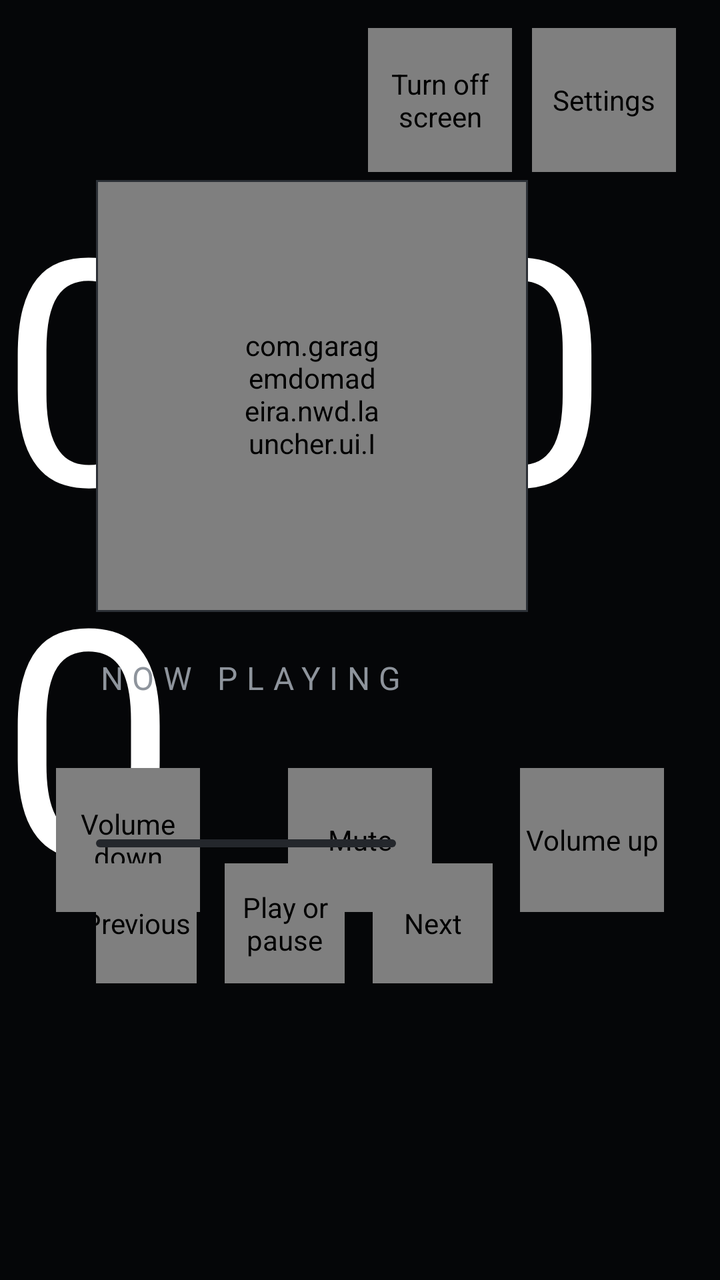
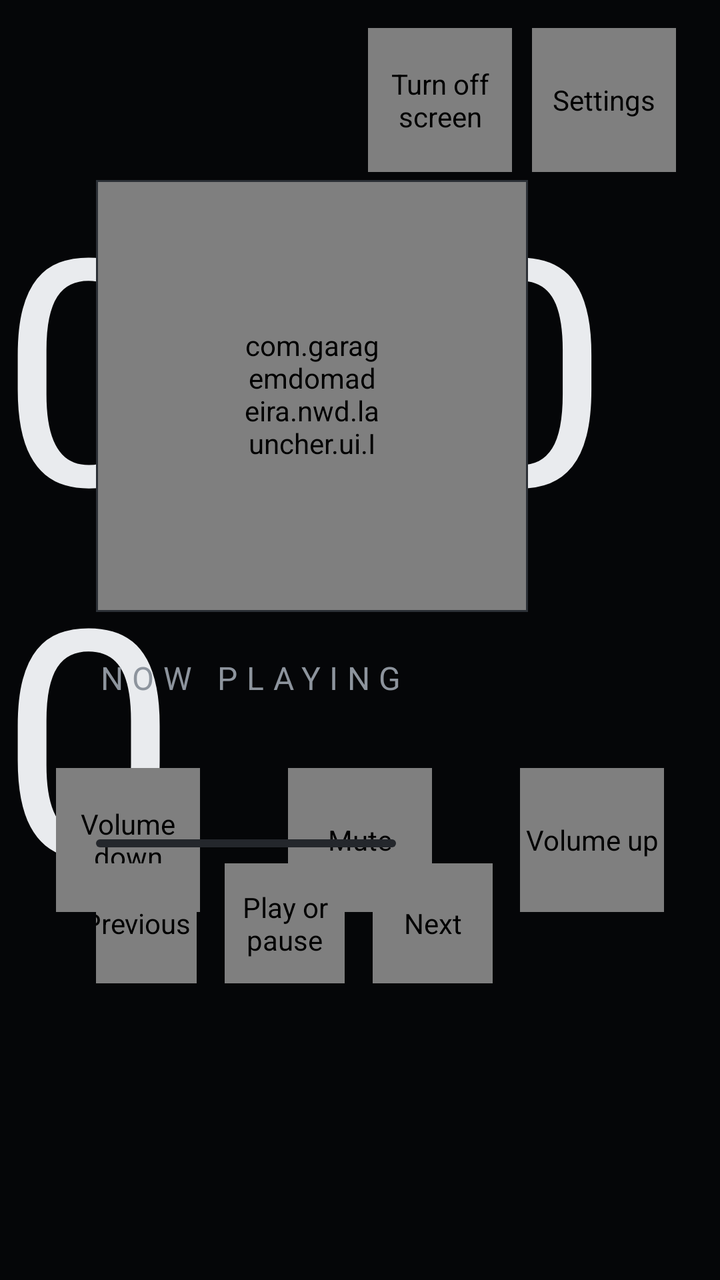

Compare the two renders of this Android layout. The source of the first and the diff that turns it into the second are given below.
<!-- AndroidManifest.xml: application theme AppTheme -->
<!-- res/layout/activity_home.xml -->
<?xml version="1.0" encoding="utf-8"?>
<FrameLayout xmlns:android="http://schemas.android.com/apk/res/android"
    android:id="@+id/home_root"
    android:layout_width="match_parent"
    android:layout_height="match_parent"
    android:background="#FF050608">

    
    <View
        android:id="@+id/home_space"
        android:layout_width="match_parent"
        android:layout_height="match_parent" />

    
    <com.garagemdomadeira.nwd.launcher.ui.IconView
        android:id="@+id/screen_off_button"
        android:layout_width="72dp"
        android:layout_height="72dp"
        android:layout_gravity="top|right"
        android:layout_marginRight="104dp"
        android:layout_marginTop="14dp"
        android:contentDescription="@string/home_screen_off" />

    <com.garagemdomadeira.nwd.launcher.ui.IconView
        android:id="@+id/settings_button"
        android:layout_width="72dp"
        android:layout_height="72dp"
        android:layout_gravity="top|right"
        android:layout_marginRight="22dp"
        android:layout_marginTop="14dp"
        android:contentDescription="@string/home_settings" />

    
    <LinearLayout
        android:id="@+id/clock_block"
        android:layout_width="wrap_content"
        android:layout_height="wrap_content"
        android:layout_gravity="center_horizontal"
        android:layout_marginTop="96dp"
        android:clickable="true"
        android:gravity="center_horizontal"
        android:orientation="vertical">

        <TextView
            android:id="@+id/clock_time"
            android:layout_width="wrap_content"
            android:layout_height="wrap_content"
            android:includeFontPadding="false"
            android:text="00:00"
            android:textColor="#FFFFFFFF"
            android:textSize="158sp" />

        <TextView
            android:id="@+id/clock_date"
            android:layout_width="wrap_content"
            android:layout_height="wrap_content"
            android:layout_marginTop="10dp"
            android:includeFontPadding="false"
            android:textColor="#FFC9CCD1"
            android:textSize="30sp" />
    </LinearLayout>

    
    <LinearLayout
        android:id="@+id/voltage"
        android:layout_width="wrap_content"
        android:layout_height="72dp"
        android:layout_marginLeft="44dp"
        android:layout_marginTop="14dp"
        android:contentDescription="@string/home_battery_voltage"
        android:gravity="center_vertical"
        android:orientation="horizontal"
        android:visibility="gone">

        <com.garagemdomadeira.nwd.launcher.ui.IconView
            android:id="@+id/voltage_icon"
            android:layout_width="44dp"
            android:layout_height="44dp"
            android:clickable="false"
            android:focusable="false" />

        <TextView
            android:id="@+id/voltage_text"
            android:layout_width="wrap_content"
            android:layout_height="wrap_content"
            android:layout_marginLeft="14dp"
            android:includeFontPadding="false"
            android:textColor="@color/text"
            android:textSize="28sp" />
    </LinearLayout>

    
    <LinearLayout
        android:id="@+id/volume_row"
        android:layout_width="wrap_content"
        android:layout_height="wrap_content"
        android:layout_gravity="center_horizontal"
        android:layout_marginTop="384dp"
        android:gravity="center_vertical"
        android:orientation="horizontal">

        <com.garagemdomadeira.nwd.launcher.ui.IconView
            android:id="@+id/volume_down"
            android:layout_width="72dp"
            android:layout_height="72dp"
            android:contentDescription="@string/home_volume_down" />

        <com.garagemdomadeira.nwd.launcher.ui.IconView
            android:id="@+id/volume_mute"
            android:layout_width="72dp"
            android:layout_height="72dp"
            android:layout_marginLeft="44dp"
            android:layout_marginRight="44dp"
            android:contentDescription="@string/home_mute" />

        <com.garagemdomadeira.nwd.launcher.ui.IconView
            android:id="@+id/volume_up"
            android:layout_width="72dp"
            android:layout_height="72dp"
            android:contentDescription="@string/home_volume_up" />
    </LinearLayout>

    
    <LinearLayout
        android:id="@+id/now_playing"
        android:layout_width="400dp"
        android:layout_height="wrap_content"
        android:layout_marginLeft="34dp"
        android:layout_marginTop="76dp"
        android:clickable="true"
        android:orientation="vertical"
        android:padding="14dp">

        
        <FrameLayout
            android:layout_width="216dp"
            android:layout_height="216dp"
            android:layout_marginBottom="22dp"
            android:background="@drawable/art_frame"
            android:padding="1dp">

            <com.garagemdomadeira.nwd.launcher.ui.IconView
                android:id="@+id/np_art_icon"
                android:layout_width="match_parent"
                android:layout_height="match_parent"
                android:clickable="false"
                android:focusable="false"
                android:padding="72dp" />

            <ImageView
                android:id="@+id/np_art"
                android:layout_width="match_parent"
                android:layout_height="match_parent"
                android:contentDescription="@string/home_cover"
                android:scaleType="centerCrop"
                android:visibility="gone" />
        </FrameLayout>

        <TextView
            android:id="@+id/np_label"
            android:layout_width="match_parent"
            android:layout_height="wrap_content"
            android:ellipsize="end"
            android:letterSpacing="0.28"
            android:singleLine="true"
            android:text="@string/home_now_playing"
            android:textColor="#FF8E949C"
            android:textSize="16sp" />

        <TextView
            android:id="@+id/np_line1"
            android:layout_width="match_parent"
            android:layout_height="wrap_content"
            android:layout_marginTop="12dp"
            android:ellipsize="end"
            android:includeFontPadding="false"
            android:singleLine="true"
            android:textColor="#FFFFFFFF"
            android:textSize="36sp" />

        <TextView
            android:id="@+id/np_line2"
            android:layout_width="match_parent"
            android:layout_height="wrap_content"
            android:layout_marginTop="6dp"
            android:ellipsize="end"
            android:singleLine="true"
            android:textColor="#FF8E949C"
            android:textSize="24sp"
            android:visibility="gone" />

        
        <FrameLayout
            android:id="@+id/np_progress_track"
            android:layout_width="150dp"
            android:layout_height="4dp"
            android:layout_marginTop="16dp"
            android:background="@drawable/progress_track">

            <View
                android:id="@+id/np_progress"
                android:layout_width="match_parent"
                android:layout_height="match_parent"
                android:background="@drawable/progress_fill"
                android:scaleX="0"
                android:transformPivotX="0px" />
        </FrameLayout>

        <LinearLayout
            android:id="@+id/np_controls"
            android:layout_width="wrap_content"
            android:layout_height="60dp"
            android:layout_marginLeft="-10dp"
            android:layout_marginTop="8dp"
            android:gravity="center_vertical"
            android:orientation="horizontal">

            <com.garagemdomadeira.nwd.launcher.ui.IconView
                android:id="@+id/np_prev"
                android:layout_width="60dp"
                android:layout_height="60dp"
                android:contentDescription="@string/home_previous" />

            <com.garagemdomadeira.nwd.launcher.ui.IconView
                android:id="@+id/np_play"
                android:layout_width="60dp"
                android:layout_height="60dp"
                android:layout_marginLeft="14dp"
                android:layout_marginRight="14dp"
                android:contentDescription="@string/home_play_pause" />

            <com.garagemdomadeira.nwd.launcher.ui.IconView
                android:id="@+id/np_next"
                android:layout_width="60dp"
                android:layout_height="60dp"
                android:contentDescription="@string/home_next" />
        </LinearLayout>
    </LinearLayout>

    
    <LinearLayout
        android:id="@+id/card_call"
        android:layout_width="420dp"
        android:layout_height="220dp"
        android:layout_marginLeft="36dp"
        android:layout_marginTop="300dp"
        android:background="@drawable/panel"
        android:clickable="true"
        android:gravity="center"
        android:orientation="vertical"
        android:padding="16dp"
        android:visibility="gone">

        <TextView
            android:id="@+id/call_state"
            android:layout_width="wrap_content"
            android:layout_height="wrap_content"
            android:letterSpacing="0.2"
            android:textColor="#FF8E949C"
            android:textSize="18sp" />

        <TextView
            android:id="@+id/call_name"
            android:layout_width="wrap_content"
            android:layout_height="wrap_content"
            android:layout_marginTop="6dp"
            android:ellipsize="end"
            android:gravity="center"
            android:singleLine="true"
            android:textColor="@color/text"
            android:textSize="34sp" />

        <TextView
            android:id="@+id/call_number"
            android:layout_width="wrap_content"
            android:layout_height="wrap_content"
            android:layout_marginTop="2dp"
            android:textColor="@color/text_muted"
            android:textSize="22sp" />

        <LinearLayout
            android:layout_width="wrap_content"
            android:layout_height="wrap_content"
            android:layout_marginTop="12dp"
            android:gravity="center"
            android:orientation="horizontal">

            <TextView
                android:id="@+id/call_answer"
                style="@style/PillButton"
                android:layout_height="60dp"
                android:text="@string/home_answer"
                android:textSize="24sp" />

            <TextView
                android:id="@+id/call_hangup"
                style="@style/PillButton"
                android:layout_height="60dp"
                android:text="@string/home_hang_up"
                android:textColor="#FFFF6B6B"
                android:textSize="24sp" />
        </LinearLayout>
    </LinearLayout>

    
    <View
        android:layout_width="1dp"
        android:layout_height="270dp"
        android:layout_marginLeft="955dp"
        android:layout_marginTop="178dp"
        android:background="#FF1C1F24" />

    <LinearLayout
        android:id="@+id/fan_status"
        android:layout_width="290dp"
        android:layout_height="wrap_content"
        android:layout_marginLeft="986dp"
        android:layout_marginTop="174dp"
        android:clickable="true"
        android:contentDescription="@string/home_fan"
        android:orientation="horizontal"
        android:padding="6dp">

        <com.garagemdomadeira.nwd.launcher.ui.IconView
            android:id="@+id/fan_status_icon"
            android:layout_width="52dp"
            android:layout_height="52dp"
            android:clickable="false"
            android:focusable="false" />

        <LinearLayout
            android:layout_width="wrap_content"
            android:layout_height="wrap_content"
            android:layout_marginLeft="18dp"
            android:orientation="vertical">

            <TextView
                android:id="@+id/fan_status_title"
                android:layout_width="wrap_content"
                android:layout_height="wrap_content"
                android:includeFontPadding="false"
                android:text="@string/home_fan_caps"
                android:textColor="@color/text"
                android:textSize="30sp" />

            <LinearLayout
                android:layout_width="wrap_content"
                android:layout_height="wrap_content"
                android:layout_marginTop="10dp"
                android:gravity="center_vertical"
                android:orientation="horizontal">

                <View
                    android:id="@+id/fan_status_dot"
                    android:layout_width="12dp"
                    android:layout_height="12dp"
                    android:background="@drawable/status_dot" />

                <TextView
                    android:id="@+id/fan_status_text"
                    android:layout_width="wrap_content"
                    android:layout_height="wrap_content"
                    android:layout_marginLeft="10dp"
                    android:includeFontPadding="false"
                    android:text="@string/home_fan_off"
                    android:textColor="@color/text_muted"
                    android:textSize="22sp" />
            </LinearLayout>
        </LinearLayout>
    </LinearLayout>

    <View
        android:layout_width="225dp"
        android:layout_height="1dp"
        android:layout_marginLeft="1000dp"
        android:layout_marginTop="298dp"
        android:background="#FF1C1F24" />

    <LinearLayout
        android:id="@+id/bt_status"
        android:layout_width="290dp"
        android:layout_height="wrap_content"
        android:layout_marginLeft="986dp"
        android:layout_marginTop="342dp"
        android:clickable="true"
        android:contentDescription="@string/home_bluetooth"
        android:orientation="horizontal"
        android:padding="6dp">

        <com.garagemdomadeira.nwd.launcher.ui.IconView
            android:id="@+id/bt_status_icon"
            android:layout_width="52dp"
            android:layout_height="52dp"
            android:clickable="false"
            android:duplicateParentState="true"
            android:focusable="false" />

        <LinearLayout
            android:layout_width="wrap_content"
            android:layout_height="wrap_content"
            android:layout_marginLeft="18dp"
            android:orientation="vertical">

            <TextView
                android:id="@+id/bt_status_text"
                android:layout_width="wrap_content"
                android:layout_height="wrap_content"
                android:includeFontPadding="false"
                android:text="@string/home_bt_disconnected"
                android:textColor="@color/text"
                android:textSize="26sp" />

            <TextView
                android:id="@+id/bt_status_device"
                android:layout_width="wrap_content"
                android:layout_height="wrap_content"
                android:layout_marginTop="8dp"
                android:ellipsize="end"
                android:includeFontPadding="false"
                android:maxWidth="210dp"
                android:singleLine="true"
                android:textColor="@color/text_muted"
                android:textSize="20sp" />
        </LinearLayout>
    </LinearLayout>

    
    <View
        android:id="@+id/screen_off_overlay"
        android:layout_width="match_parent"
        android:layout_height="match_parent"
        android:background="#FF000000"
        android:clickable="true"
        android:contentDescription="@string/home_tap_to_wake"
        android:visibility="gone" />
</FrameLayout>
<!-- resources referenced by this layout -->
<resources>
  <color name="text">#FFE9EBEE</color>
  <color name="text_muted">#FF8D949D</color>
  <!-- drawable art_frame (drawable) -->
  <?xml version="1.0" encoding="utf-8"?>
  <shape xmlns:android="http://schemas.android.com/apk/res/android" android:shape="rectangle">
      <solid android:color="#FF0B0D10" />
      <stroke android:width="1dp" android:color="@color/hairline_strong" />
  </shape>
  <!-- drawable panel (drawable) -->
  <?xml version="1.0" encoding="utf-8"?>
  <shape xmlns:android="http://schemas.android.com/apk/res/android" android:shape="rectangle">
      <solid android:color="@color/surface" />
      <stroke android:width="1dp" android:color="#FF23272D" />
      <corners android:radius="22dp" />
  </shape>
  <!-- drawable progress_fill (drawable) -->
  <?xml version="1.0" encoding="utf-8"?>
  <shape xmlns:android="http://schemas.android.com/apk/res/android" android:shape="rectangle">
      <solid android:color="#FF8E949C" />
      <corners android:radius="2dp" />
  </shape>
  <!-- drawable progress_track (drawable) -->
  <?xml version="1.0" encoding="utf-8"?>
  <shape xmlns:android="http://schemas.android.com/apk/res/android" android:shape="rectangle">
      <solid android:color="#FF24272C" />
      <corners android:radius="2dp" />
  </shape>
  <!-- drawable status_dot (drawable) -->
  <?xml version="1.0" encoding="utf-8"?>
  <selector xmlns:android="http://schemas.android.com/apk/res/android">
      <item android:state_activated="true">
          <shape android:shape="oval">
              <solid android:color="@color/accent" />
          </shape>
      </item>
      <item>
          <shape android:shape="oval">
              <solid android:color="@color/text_dim" />
          </shape>
      </item>
  </selector>
  <string name="home_answer">Answer</string>
  <string name="home_battery_voltage">Battery voltage</string>
  <string name="home_bluetooth">Bluetooth</string>
  <string name="home_bt_disconnected">DISCONNECTED</string>
  <string name="home_cover">Album art</string>
  <string name="home_fan">Fan</string>
  <string name="home_fan_caps">FAN</string>
  <string name="home_fan_off">OFF</string>
  <string name="home_hang_up">Hang up</string>
  <string name="home_mute">Mute</string>
  <string name="home_next">Next</string>
  <string name="home_now_playing">NOW PLAYING</string>
  <string name="home_play_pause">Play or pause</string>
  <string name="home_previous">Previous</string>
  <string name="home_screen_off">Turn off screen</string>
  <string name="home_settings">Settings</string>
  <string name="home_tap_to_wake">Tap to turn the screen on</string>
  <string name="home_volume_down">Volume down</string>
  <string name="home_volume_up">Volume up</string>
  <style name="AppTheme" parent="@android:style/Theme.Holo.NoActionBar.Fullscreen">
          <item name="android:windowBackground">@color/background</item>
          <item name="android:colorBackground">@color/background</item>
          <item name="android:textColor">@color/text</item>
          <item name="android:windowAnimationStyle">@style/ScreenAnimation</item>
      </style>
  <color name="hairline_strong">#FF2C3036</color>
  <color name="surface">#FF15181C</color>
  <color name="accent">#FFFFFFFF</color>
  <color name="text_dim">#FF5D636B</color>
  <color name="background">#FF050608</color>
  <color name="surface_top">#FF2B3036</color>
  <color name="outline">#FF353A41</color>
  <!-- unchanged entries left out for length: 3 -->
</resources>

<!-- the commit's change to res/layout/activity_home.xml (unified diff, before → after) -->
@@ -3,7 +3,7 @@
     android:id="@+id/home_root"
     android:layout_width="match_parent"
     android:layout_height="match_parent"
-    android:background="#FF050608">
+    android:background="@color/background">
 
     
     <View
@@ -47,7 +47,7 @@
             android:layout_height="wrap_content"
             android:includeFontPadding="false"
             android:text="00:00"
-            android:textColor="#FFFFFFFF"
+            android:textColor="@color/text"
             android:textSize="158sp" />
 
         <TextView
@@ -56,7 +56,7 @@
             android:layout_height="wrap_content"
             android:layout_marginTop="10dp"
             android:includeFontPadding="false"
-            android:textColor="#FFC9CCD1"
+            android:textColor="@color/text_soft"
             android:textSize="30sp" />
     </LinearLayout>
 
@@ -164,7 +164,7 @@
             android:letterSpacing="0.28"
             android:singleLine="true"
             android:text="@string/home_now_playing"
-            android:textColor="#FF8E949C"
+            android:textColor="@color/text_muted"
             android:textSize="16sp" />
 
         <TextView
@@ -175,7 +175,7 @@
             android:ellipsize="end"
             android:includeFontPadding="false"
             android:singleLine="true"
-            android:textColor="#FFFFFFFF"
+            android:textColor="@color/text"
             android:textSize="36sp" />
 
         <TextView
@@ -185,7 +185,7 @@
             android:layout_marginTop="6dp"
             android:ellipsize="end"
             android:singleLine="true"
-            android:textColor="#FF8E949C"
+            android:textColor="@color/text_muted"
             android:textSize="24sp"
             android:visibility="gone" />
 
@@ -256,7 +256,7 @@
             android:layout_width="wrap_content"
             android:layout_height="wrap_content"
             android:letterSpacing="0.2"
-            android:textColor="#FF8E949C"
+            android:textColor="@color/text_muted"
             android:textSize="18sp" />
 
         <TextView
@@ -308,7 +308,7 @@
         android:layout_height="270dp"
         android:layout_marginLeft="955dp"
         android:layout_marginTop="178dp"
-        android:background="#FF1C1F24" />
+        android:background="@color/hairline" />
 
     <LinearLayout
         android:id="@+id/fan_status"
@@ -374,7 +374,7 @@
         android:layout_height="1dp"
         android:layout_marginLeft="1000dp"
         android:layout_marginTop="298dp"
-        android:background="#FF1C1F24" />
+        android:background="@color/hairline" />
 
     <LinearLayout
         android:id="@+id/bt_status"
<!-- resource entries referenced after the edit -->
@@ -2,6 +2,7 @@
 <resources>
   <color name="text">#FFE9EBEE</color>
   <color name="text_muted">#FF8D949D</color>
+  <color name="text_soft">#FFB4B7BC</color>
   <!-- drawable art_frame (drawable) -->
   <?xml version="1.0" encoding="utf-8"?>
   <shape xmlns:android="http://schemas.android.com/apk/res/android" android:shape="rectangle">
@@ -71,6 +72,7 @@
   <color name="accent">#FFFFFFFF</color>
   <color name="text_dim">#FF5D636B</color>
   <color name="background">#FF050608</color>
+  <color name="hairline">#FF1C1F24</color>
   <color name="surface_top">#FF2B3036</color>
   <color name="outline">#FF353A41</color>
   <!-- unchanged entries left out for length: 3 -->
